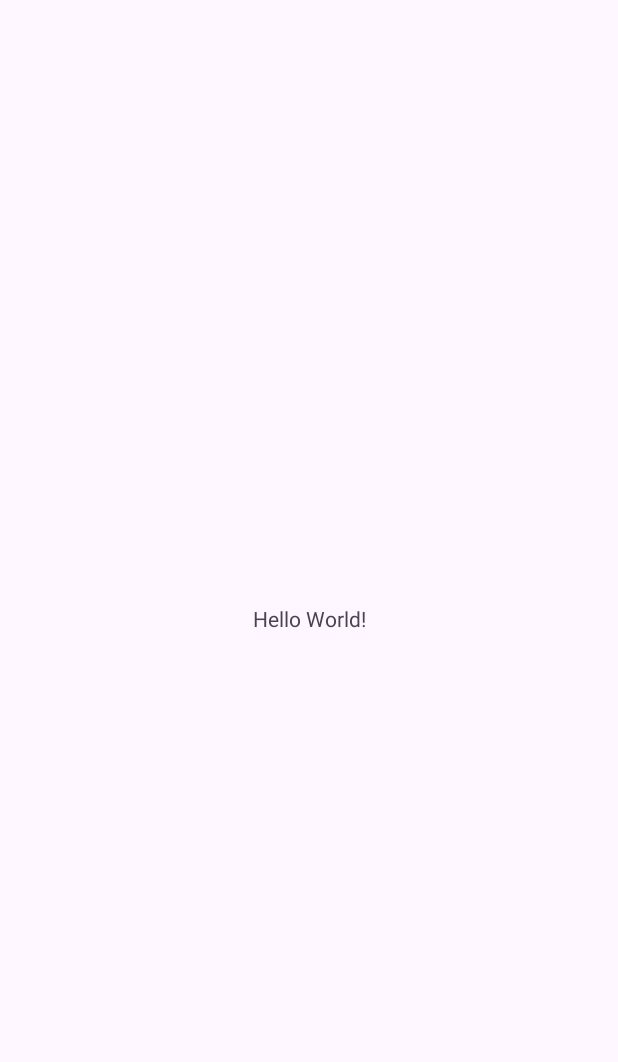
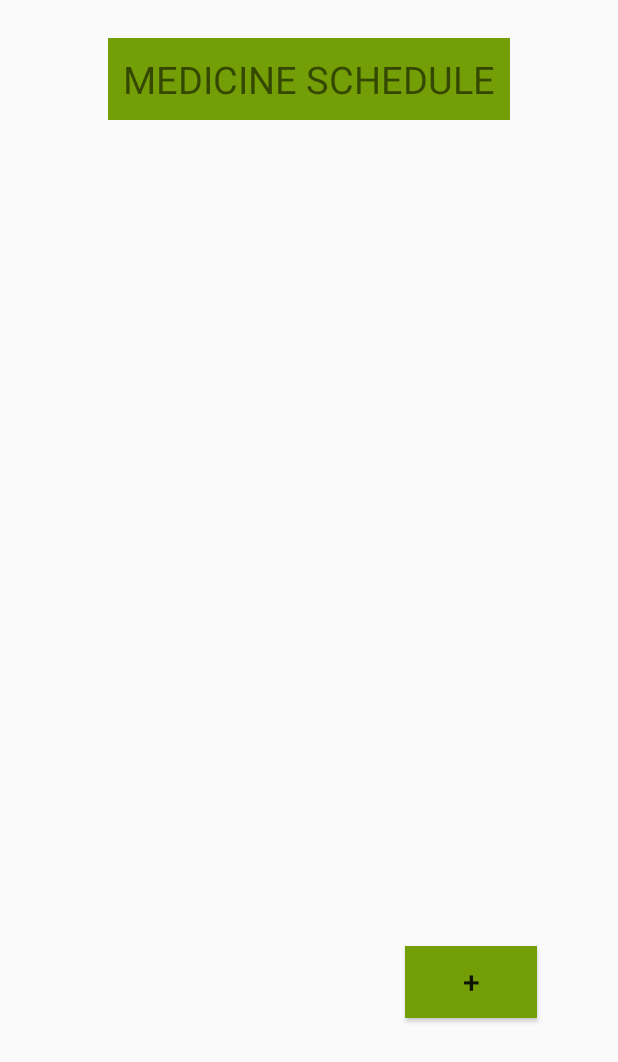
Before and after one commit to TithiM/Android-Group-Project, an Android app: the screen it shows after launch (MainActivity), on a phone screen of 412 x 824 dp. Before the commit the part shown is almost empty. Shown: the top 1062 px of the screen. Run offline under Robolectric (Android 15) with nearby library versions, the phone set to English and light mode, and no system bars.

Commit message:
structure created

```diff
--- a/app/src/main/AndroidManifest.xml
+++ b/app/src/main/AndroidManifest.xml
@@ -13,6 +13,9 @@
         android:theme="@style/Theme.MedicineReminder"
         tools:targetApi="31">
         <activity
+            android:name=".scheduleForm"
+            android:exported="false" />
+        <activity
             android:name=".MainActivity"
             android:exported="true">
             <intent-filter>
--- a/app/src/main/res/layout/activity_main.xml
+++ b/app/src/main/res/layout/activity_main.xml
@@ -1,18 +1,34 @@
 <?xml version="1.0" encoding="utf-8"?>
-<androidx.constraintlayout.widget.ConstraintLayout xmlns:android="http://schemas.android.com/apk/res/android"
+<LinearLayout xmlns:android="http://schemas.android.com/apk/res/android"
     xmlns:app="http://schemas.android.com/apk/res-auto"
     xmlns:tools="http://schemas.android.com/tools"
     android:layout_width="match_parent"
     android:layout_height="match_parent"
+    android:orientation="vertical"
     tools:context=".MainActivity">
 
     <TextView
+        android:id="@+id/title"
         android:layout_width="wrap_content"
         android:layout_height="wrap_content"
-        android:text="Hello World!"
-        app:layout_constraintBottom_toBottomOf="parent"
-        app:layout_constraintEnd_toEndOf="parent"
-        app:layout_constraintStart_toStartOf="parent"
-        app:layout_constraintTop_toTopOf="parent" />
+        android:text="MEDICINE SCHEDULE"
+        android:textSize="25sp"
+        android:padding="10dp"
+        android:layout_gravity="center"
+        android:layout_margin="25dp"
+        android:background="#739e05"
+     />
 
-</androidx.constraintlayout.widget.ConstraintLayout>
+    <Button
+        android:id="@+id/add"
+        android:layout_width="wrap_content"
+        android:layout_height="wrap_content"
+        android:text="+"
+        android:layout_marginTop="525dp"
+        android:layout_marginStart="270dp"
+        android:textSize="20dp"
+        android:onClick="goToForm"
+        android:background="#739e05"
+    />
+
+</LinearLayout>
--- a/app/src/main/res/values/themes.xml
+++ b/app/src/main/res/values/themes.xml
@@ -1,6 +1,6 @@
 <resources xmlns:tools="http://schemas.android.com/tools">
     <!-- Base application theme. -->
-    <style name="Base.Theme.MedicineReminder" parent="Theme.Material3.DayNight.NoActionBar">
+    <style name="Base.Theme.MedicineReminder" parent="Theme.AppCompat.Light.NoActionBar">
         <!-- Customize your light theme here. -->
         <!-- <item name="colorPrimary">@color/my_light_primary</item> -->
     </style>
```
Also changed, not shown: app/src/main/java/com/example/medicinereminder/MainActivity.java (+7 -1 lines), app/src/main/java/com/example/medicinereminder/scheduleForm.java (added, +25 -0 lines), app/src/main/res/layout/activity_schedule_form.xml (added, +77 -0 lines).
